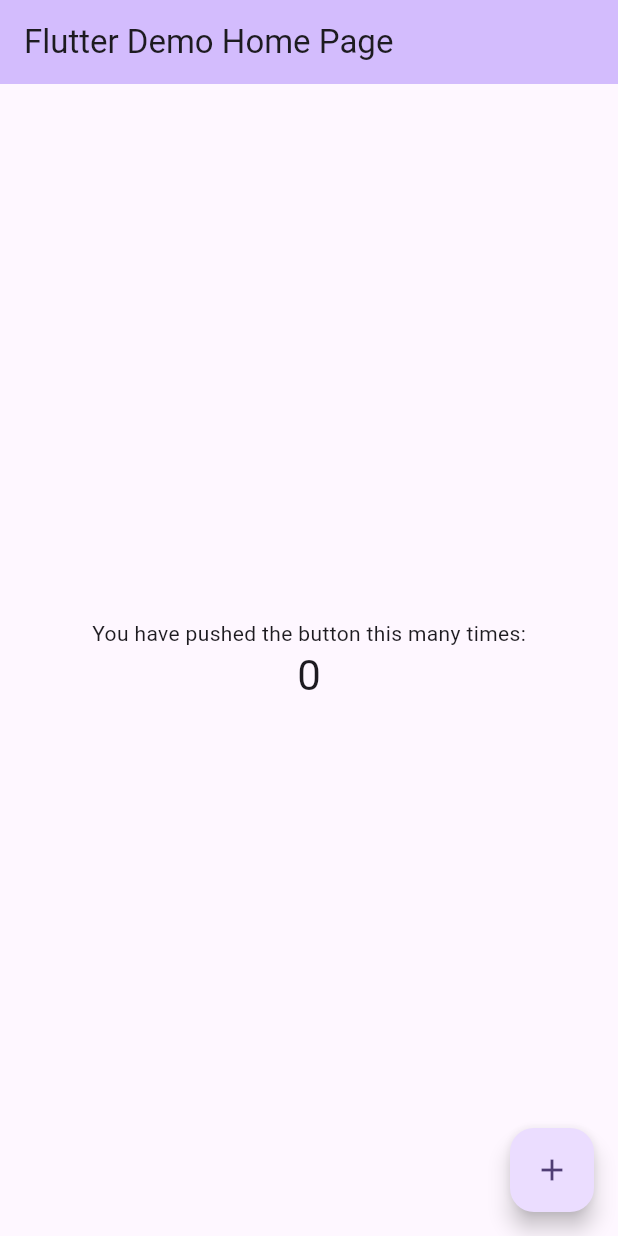
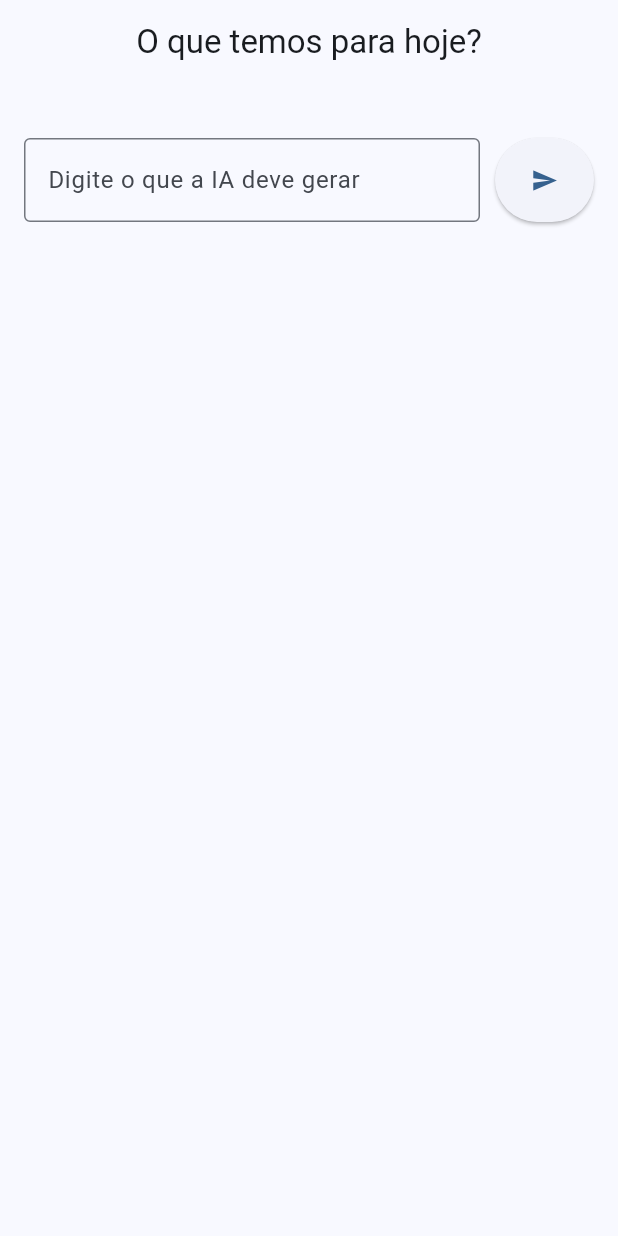
Before and after one commit to erickmsx/agents, a Flutter app: the screen it shows after launch, on a phone screen of 412 x 824 dp. Run offline on Flutter 3.47's test engine with Material 3 defaults, Android fonts, the phone set to English and light mode, and no system bars.

Commit message:
start main page configs

```diff
--- a/lib/main.dart
+++ b/lib/main.dart
@@ -1,4 +1,5 @@
 import 'package:flutter/material.dart';
+import 'views/homeView.dart';
 
 void main() {
   runApp(const MyApp());
@@ -7,115 +8,19 @@ void main() {
 class MyApp extends StatelessWidget {
   const MyApp({super.key});
 
-  // This widget is the root of your application.
   @override
   Widget build(BuildContext context) {
     return MaterialApp(
-      title: 'Flutter Demo',
+      title: 'AI Generator',
+      debugShowCheckedModeBanner: false,
+
+      // 👇 SUA TELA INICIAL
+      home: const HomeView(),
+
+      // 👇 Tema básico (opcional, mas bom já deixar)
       theme: ThemeData(
-        // This is the theme of your application.
-        //
-        // TRY THIS: Try running your application with "flutter run". You'll see
-        // the application has a purple toolbar. Then, without quitting the app,
-        // try changing the seedColor in the colorScheme below to Colors.green
-        // and then invoke "hot reload" (save your changes or press the "hot
-        // reload" button in a Flutter-supported IDE, or press "r" if you used
-        // the command line to start the app).
-        //
-        // Notice that the counter didn't reset back to zero; the application
-        // state is not lost during the reload. To reset the state, use hot
-        // restart instead.
-        //
-        // This works for code too, not just values: Most code changes can be
-        // tested with just a hot reload.
-        colorScheme: .fromSeed(seedColor: Colors.deepPurple),
-      ),
-      home: const MyHomePage(title: 'Flutter Demo Home Page'),
-    );
-  }
-}
-
-class MyHomePage extends StatefulWidget {
-  const MyHomePage({super.key, required this.title});
-
-  // This widget is the home page of your application. It is stateful, meaning
-  // that it has a State object (defined below) that contains fields that affect
-  // how it looks.
-
-  // This class is the configuration for the state. It holds the values (in this
-  // case the title) provided by the parent (in this case the App widget) and
-  // used by the build method of the State. Fields in a Widget subclass are
-  // always marked "final".
-
-  final String title;
-
-  @override
-  State<MyHomePage> createState() => _MyHomePageState();
-}
-
-class _MyHomePageState extends State<MyHomePage> {
-  int _counter = 0;
-
-  void _incrementCounter() {
-    setState(() {
-      // This call to setState tells the Flutter framework that something has
-      // changed in this State, which causes it to rerun the build method below
-      // so that the display can reflect the updated values. If we changed
-      // _counter without calling setState(), then the build method would not be
-      // called again, and so nothing would appear to happen.
-      _counter++;
-    });
-  }
-
-  @override
-  Widget build(BuildContext context) {
-    // This method is rerun every time setState is called, for instance as done
-    // by the _incrementCounter method above.
-    //
-    // The Flutter framework has been optimized to make rerunning build methods
-    // fast, so that you can just rebuild anything that needs updating rather
-    // than having to individually change instances of widgets.
-    return Scaffold(
-      appBar: AppBar(
-        // TRY THIS: Try changing the color here to a specific color (to
-        // Colors.amber, perhaps?) and trigger a hot reload to see the AppBar
-        // change color while the other colors stay the same.
-        backgroundColor: Theme.of(context).colorScheme.inversePrimary,
-        // Here we take the value from the MyHomePage object that was created by
-        // the App.build method, and use it to set our appbar title.
-        title: Text(widget.title),
-      ),
-      body: Center(
-        // Center is a layout widget. It takes a single child and positions it
-        // in the middle of the parent.
-        child: Column(
-          // Column is also a layout widget. It takes a list of children and
-          // arranges them vertically. By default, it sizes itself to fit its
-          // children horizontally, and tries to be as tall as its parent.
-          //
-          // Column has various properties to control how it sizes itself and
-          // how it positions its children. Here we use mainAxisAlignment to
-          // center the children vertically; the main axis here is the vertical
-          // axis because Columns are vertical (the cross axis would be
-          // horizontal).
-          //
-          // TRY THIS: Invoke "debug painting" (choose the "Toggle Debug Paint"
-          // action in the IDE, or press "p" in the console), to see the
-          // wireframe for each widget.
-          mainAxisAlignment: .center,
-          children: [
-            const Text('You have pushed the button this many times:'),
-            Text(
-              '$_counter',
-              style: Theme.of(context).textTheme.headlineMedium,
-            ),
-          ],
-        ),
-      ),
-      floatingActionButton: FloatingActionButton(
-        onPressed: _incrementCounter,
-        tooltip: 'Increment',
-        child: const Icon(Icons.add),
+        colorScheme: ColorScheme.fromSeed(seedColor: Colors.blue),
+        useMaterial3: true,
       ),
     );
   }
--- /dev/null
+++ b/lib/views/homeView.dart
@@ -0,0 +1,67 @@
+import 'package:flutter/material.dart';
+
+class HomeView extends StatefulWidget {
+  const HomeView({super.key});
+
+  @override
+  State<HomeView> createState() => _HomeViewState();
+}
+
+class _HomeViewState extends State<HomeView> {
+  final TextEditingController _controller = TextEditingController();
+
+  void _send() {
+    final text = _controller.text;
+
+    if (text.isEmpty) return;
+
+    print("Texto enviado: $text");
+
+    _controller.clear();
+  }
+
+  @override
+  Widget build(BuildContext context) {
+    return Scaffold(
+      appBar: AppBar(
+        title: const Text("O que temos para hoje?"),
+        centerTitle: true,
+      ),
+
+      body: Padding(
+        padding: const EdgeInsets.all(16),
+        child: Column(
+          children: [
+            const SizedBox(height: 20),
+
+            Row(
+              children: [
+                // INPUT
+                Expanded(
+                  child: TextField(
+                    controller: _controller,
+                    decoration: const InputDecoration(
+                      hintText: "Digite o que a IA deve gerar",
+                      border: OutlineInputBorder(),
+                    ),
+                  ),
+                ),
+
+                const SizedBox(width: 10),
+
+                // BOTÃO
+                SizedBox(
+                  height: 56,
+                  child: ElevatedButton(
+                    onPressed: _send,
+                    child: const Icon(Icons.send),
+                  ),
+                ),
+              ],
+            ),
+          ],
+        ),
+      ),
+    );
+  }
+}
```
